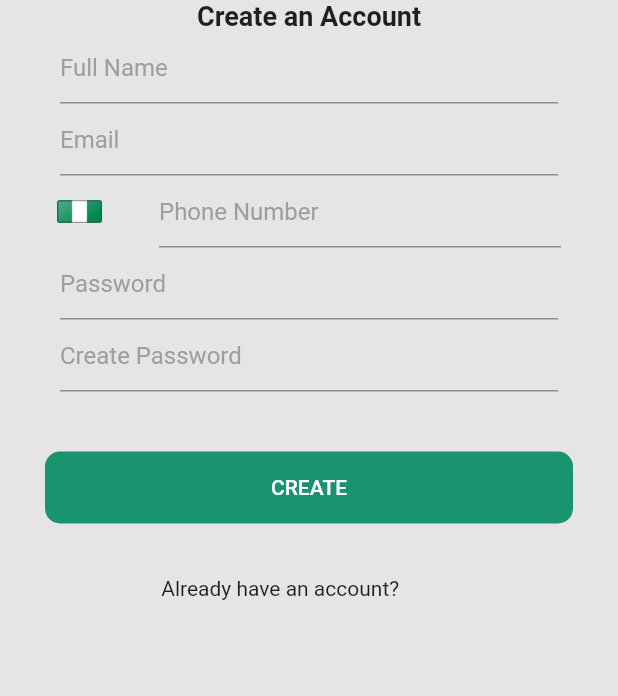
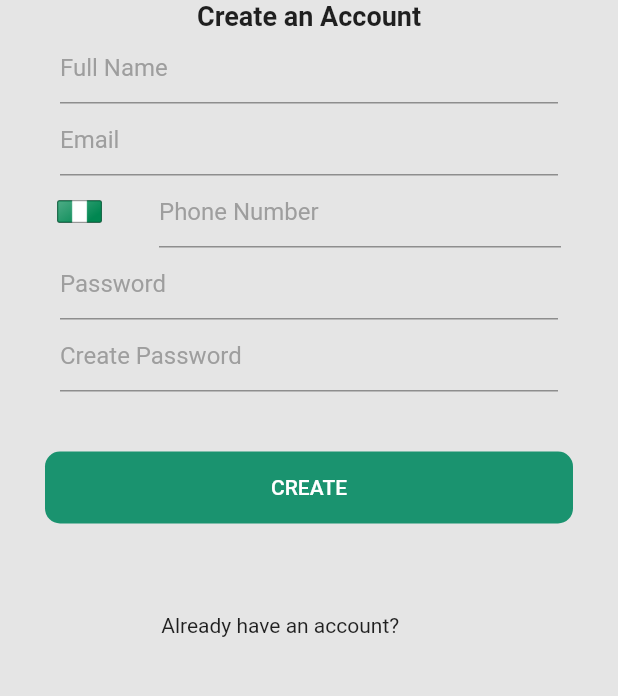
Before and after one commit to dunamislimitless/My_Projects, a Flutter app: the PageOne screen opened directly, on a phone screen of 412 x 824 dp, the part 360-1056 px from its top. Run offline on Flutter 3.47's test engine with Material 2 defaults, Android fonts, the phone set to English and light mode, and no system bars; our stand-ins replace hexcolor; missing offline and left inert: flutter_onboard; Roboto replaces fonts that are missing (montserat).

Commit message:
final draft.

```diff
--- a/lib/pageone.dart
+++ b/lib/pageone.dart
@@ -1,122 +1,164 @@
 import 'package:flutter/material.dart';
-import 'package:hexcolor/hexcolor.dart';
+
 class PageOne extends StatelessWidget {
-  const PageOne ({ Key? key }) : super(key: key);
+  const PageOne({Key? key}) : super(key: key);
 
   @override
   Widget build(BuildContext context) {
     return Scaffold(
-      backgroundColor:  HexColor("#E5E5E5"),
-      body:
+      resizeToAvoidBottomInset: false,
+      backgroundColor: const Color(0XFFE5E5E5),
+      body: Column(
+        crossAxisAlignment: CrossAxisAlignment.center,
+        children: [
+          const SizedBox(
+            height: 60,
+          ),
+          const Image(
+            image: AssetImage("assets/images/logintop.png"),
+            height: 180,
+            width: 180,
+          ),
 
-          Column(
-          crossAxisAlignment: CrossAxisAlignment.center,
-            children:  [
-           const SizedBox(height: 60,),
-           const Image(image: AssetImage("assets/images/logintop.png"), height: 180, width: 180,),
-
-const Text("Create an Account", style: TextStyle(fontWeight: FontWeight.bold,fontFamily: 'montserat' , fontSize: 18),)
-,Container(
-  margin:const  EdgeInsets.symmetric(horizontal: 40),
+          const Text(
+            "Create an Account",
+            style: TextStyle(
+                fontWeight: FontWeight.bold,
+                fontFamily: 'montserat',
+                fontSize: 18),
+          ),
+          Container(
+            margin: const EdgeInsets.symmetric(horizontal: 40),
             child:
                 //first name text field
 
-    const TextField(decoration: InputDecoration(
-      hintText: "Full Name" ,hintStyle: TextStyle(color: Colors.grey),  )
+                const TextField(
+                    decoration: InputDecoration(
+              hintText: "Full Name",
+              hintStyle: TextStyle(color: Colors.grey),
+            )
 //{ this is used for ading icon styling
                     //  const TextField(decoration: InputDecoration( icon: Icon(Icons.lock),
                     //   hintText: "Full Name" ,hintStyle: TextStyle(color: Colors.grey),  )
 //}
                     //label: Text('Full name') the label remains even when typing starts
                     ),
-
           ),
           Container(
-  margin:const  EdgeInsets.symmetric(horizontal: 40),
+            margin: const EdgeInsets.symmetric(horizontal: 40),
             child:
                 //first name text field
-   const TextField(decoration: InputDecoration(
-    hintText: "Email " ,hintStyle: TextStyle(color: Colors.grey),  )
+                const TextField(
+                    decoration: InputDecoration(
+              hintText: "Email ",
+              hintStyle: TextStyle(color: Colors.grey),
+            )
 
                     //label: Text('Full name') the label remains even when typing starts
                     ),
           ),
-  Row(mainAxisAlignment: MainAxisAlignment.spaceEvenly,
-    children:  [ Container(child: Image(image: AssetImage("assets/images/flag.png"), width: 30, height: 30,),),
+          Row(
+            mainAxisAlignment: MainAxisAlignment.spaceEvenly,
+            children: [
+              Container(
+                child: const Image(
+                  image: AssetImage("assets/images/flag.png"),
+                  width: 30,
+                  height: 30,
+                ),
+              ),
               Container(
                 width: 268,
                 child:
                     //choose country
-   const TextField(decoration: InputDecoration(
-    hintText: "Phone Number " ,hintStyle: TextStyle(color: Colors.grey),  )
+                    const TextField(
+                        decoration: InputDecoration(
+                  hintText: "Phone Number ",
+                  hintStyle: TextStyle(color: Colors.grey),
+                )
 
                         //label: Text('Full name') the label remains even when typing starts
                         ),
               ),
-
             ],
-
           ),
           Container(
-  margin:const  EdgeInsets.symmetric(horizontal: 40),
+            margin: const EdgeInsets.symmetric(horizontal: 40),
             child:
                 //choose country
-   const TextField(decoration: InputDecoration(
-    hintText: "Password " ,hintStyle: TextStyle(color: Colors.grey),  )
+                const TextField(
+                    decoration: InputDecoration(
+              hintText: "Password ",
+              hintStyle: TextStyle(color: Colors.grey),
+            )
 
                     //label: Text('Full name') the label remains even when typing starts
                     ),
           ),
 
           Container(
-  margin:const  EdgeInsets.symmetric(horizontal: 40),
-  child:
-   const TextField(decoration: InputDecoration(
-    hintText: "Create Password " ,hintStyle: TextStyle(color: Colors.grey),  )
-   ),),
-
+            margin: const EdgeInsets.symmetric(horizontal: 40),
+            child: const TextField(
+                decoration: InputDecoration(
+              hintText: "Create Password ",
+              hintStyle: TextStyle(color: Colors.grey),
+            )),
+          ),
 
           // create button
 
-  SizedBox(
+          const SizedBox(
             height: 30,
           ),
           Padding(
             padding: const EdgeInsets.all(10.0),
             child: Container(
-
               margin: const EdgeInsets.symmetric(horizontal: 20),
               width: double.infinity,
-      decoration:  const BoxDecoration(color: Color.fromRGBO(26, 147, 111, 4), borderRadius: BorderRadius.all(Radius.circular(10))),
-      child: MaterialButton(onPressed: (){
-        Navigator.pushNamed(context, '/pagetwo');
-      }, child:const Text("CREATE", style: TextStyle(color: Colors.white),) ),
+              decoration: const BoxDecoration(
+                color: Color.fromRGBO(26, 147, 111, 4),
+                borderRadius: BorderRadius.all(
+                  Radius.circular(10),
                 ),
               ),
-  SizedBox(
-    height: 25,
+              child: MaterialButton(
+                  onPressed: () {
+                    Navigator.pushNamed(context, '/pagetwo');
+                  },
+                  child: const Text(
+                    "CREATE",
+                    style: TextStyle(color: Colors.white),
+                  )),
+            ),
+          ),
+          const SizedBox(
+            height: 50,
           ),
           Center(
             child: Container(
               child: Center(
-        child:Row(
+                child: Row(
                   mainAxisAlignment: MainAxisAlignment.center,
                   children: [
                     Text('   Already have an account? '),
                     InkWell(
-              child: Text('Sign in ',style: TextStyle(
-                color: HexColor('#E5E5E5'),
-              ),),
+                      child: Text(
+                        'Sign in ',
+                        style: TextStyle(
+                          color: Color(0XFFE5E5E5),
+                        ),
+                      ),
                     )
                   ],
-        )
+                ),
               ),
             ),
           )
 //const Text("Already have an Account", style: TextStyle(fontWeight: FontWeight.bold,fontFamily: 'montserat' , fontSize: 18),)
 //,Container(
           // margin:const  EdgeInsets.symmetric(horizontal: 40)
-  ],),
+        ],
+      ),
     );
   }
 }
--- a/lib/pagetwo.dart
+++ b/lib/pagetwo.dart
@@ -6,7 +6,7 @@ class PageTwo extends StatelessWidget {
   @override
   Widget build(BuildContext context) {
     return Scaffold(
-      backgroundColor: Color.fromRGBO(26, 147, 111, 4),
+      backgroundColor: const Color(0xFF167A5C),
       body: SafeArea(
         child: Stack(
           children: [
```
Also changed, not shown: lib/forgotpassword.dart (+10 -4 lines), lib/home.dart (+23 -5 lines), lib/onboarding.dart (+43 -33 lines). Lines whose indentation alone changed are shown as unchanged.
